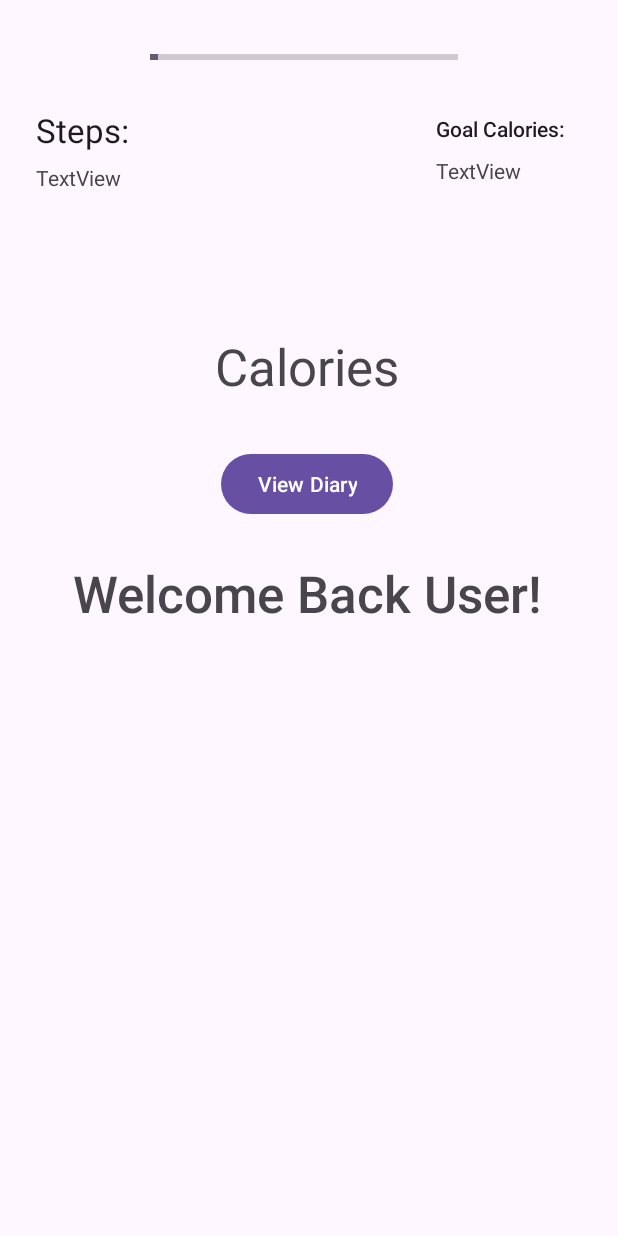
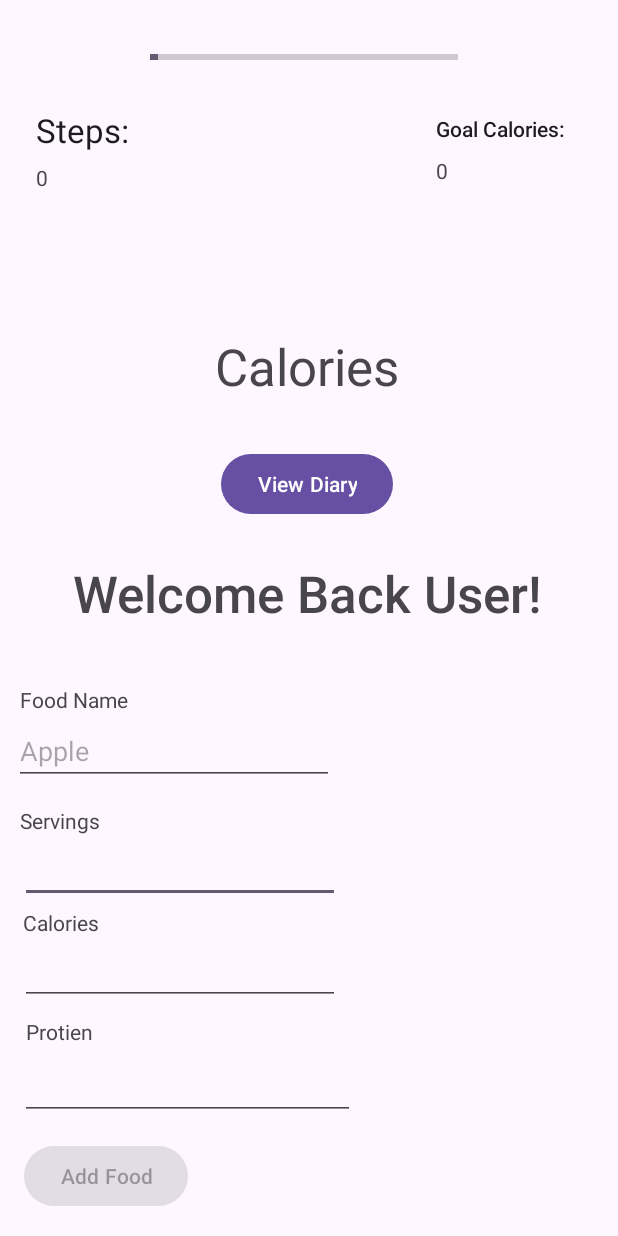
Before and after one commit to jtschida2/Weight-Loss-Application-F2023, an Android app: the screen it shows after launch (MainActivity), on a phone screen of 412 x 824 dp. Run offline under Robolectric (Android 15) with nearby library versions, the light colour scheme and no system bars; our stand-ins replace Firebase (no records; nobody signed in at launch, a user with empty details on screens opened directly).

Commit message:
-Food button and class implemented -Button set enabled to false

```diff
--- a/app/build.gradle
+++ b/app/build.gradle
@@ -34,6 +34,7 @@ dependencies {
     implementation 'androidx.appcompat:appcompat:1.6.1'
     implementation 'com.google.android.material:material:1.5.0'
     implementation 'com.google.firebase:firebase-database:20.1.0'
+    implementation 'com.google.firebase:firebase-auth:21.1.0'
     testImplementation 'junit:junit:4.13.2'
     androidTestImplementation 'androidx.test.ext:junit:1.1.5'
     androidTestImplementation 'androidx.test.espresso:espresso-core:3.5.1'
--- a/app/src/main/java/CIS3334/weightlossapplication/Food.java
+++ b/app/src/main/java/CIS3334/weightlossapplication/Food.java
@@ -2,14 +2,12 @@ package CIS3334.weightlossapplication;
 
 public class Food {
     private String foodName;
-    private Double serving, protein, carb, sodium, caloriesPerServing;
+    private Double serving, protein, caloriesPerServing;
 
-    public Food(String foodName, Double caloriesPerServing, Double protein, Double carb, Double sodium, Double serving){
+    public Food(String foodName, Double caloriesPerServing, Double protein, Double serving){
         this.foodName = foodName;
         this.caloriesPerServing = caloriesPerServing;
         this.protein = protein;
-        this.carb = carb;
-        this.sodium = sodium;
         this.serving = serving;
     }
 
@@ -18,20 +16,24 @@ public class Food {
         return total;
     }
 
-    public Double getCarb(){
-        Double total = serving * carb;
-        return total;
-    }
-
-    public Double getSodium(){
-        Double total = serving * sodium;
-        return total;
-    }
-
     public Double getCalories(){
         Double total = serving * caloriesPerServing;
         return total;
     }
 
+    public void setFoodName(String foodName) {
+        this.foodName = foodName;
+    }
 
+    public void setProtein(Double protein) {
+        this.protein = protein;
+    }
+
+    public void setServing(Double serving) {
+        this.serving = serving;
+    }
+
+    public void setCaloriesPerServing(Double caloriesPerServing) {
+        this.caloriesPerServing = caloriesPerServing;
+    }
 }
--- a/app/src/main/java/CIS3334/weightlossapplication/MainActivity.java
+++ b/app/src/main/java/CIS3334/weightlossapplication/MainActivity.java
@@ -6,6 +6,7 @@ import android.os.Bundle;
 import android.util.Log;
 import android.view.View;
 import android.widget.Button;
+import android.widget.EditText;
 import android.widget.ProgressBar;
 import android.widget.TextView;
 
@@ -14,8 +15,10 @@ import com.google.firebase.database.FirebaseDatabase;
 
 public class MainActivity extends AppCompatActivity {
     TextView textViewSteps, textViewCalories, textViewGoalCalories;
-    Button viewDiaryButton;
+    Button viewDiaryButton, addFoodButton;
     ProgressBar progressBarCalories;
+    EditText editTextServings, editTextCalories, editTextProtein, editTextFoodName;
+
 
     @Override
     protected void onCreate(Bundle savedInstanceState) {
@@ -24,8 +27,15 @@ public class MainActivity extends AppCompatActivity {
         setupDiaryButton();
         setupProgressBar();
         setupTextViews();
+        setupAddFoodButton();
     }
 
+    private void setupEditText(){
+        editTextCalories = findViewById(R.id.editTextCalories);
+        editTextProtein = findViewById(R.id.editTextProtein);
+        editTextServings = findViewById(R.id.editTextServings);
+        editTextFoodName = findViewById(R.id.editTextFoodName);
+    }
 
     private void setupTextViews() {
         textViewCalories = findViewById(R.id.TextViewCalories);
@@ -44,6 +54,22 @@ public class MainActivity extends AppCompatActivity {
     */
     }
 
+    private void setupAddFoodButton(){
+        addFoodButton = findViewById(R.id.buttonAddFood);
+        addFoodButton.setEnabled(false);
+        addFoodButton.setOnClickListener(new View.OnClickListener() {
+            @Override
+            public void onClick(View v) {
+                Log.d("CIS3334", "Button Add Food Clicked");
+                Food newFood = new Food(editTextFoodName.toString(),
+                        Double.parseDouble(editTextCalories.toString()),
+                        Double.parseDouble(editTextProtein.toString()),
+                        Double.parseDouble(editTextServings.toString())
+                );
+            }
+        });
+    }
+
     private void setupDiaryButton() {
         viewDiaryButton = findViewById(R.id.ButtonViewDiary);
         viewDiaryButton.setOnClickListener(new View.OnClickListener() {
@@ -55,7 +81,7 @@ public class MainActivity extends AppCompatActivity {
                 DatabaseReference myRef;
                 database = FirebaseDatabase.getInstance();
                 myRef = database.getReference("Oct-24");
-                myRef.setValue("Hello World");
+                myRef.setValue("Hello Worl");
             }
         });
     }
--- a/app/src/main/java/CIS3334/weightlossapplication/Meal.java
+++ b/app/src/main/java/CIS3334/weightlossapplication/Meal.java
@@ -5,4 +5,8 @@ import java.util.List;
 
 public class Meal {
     List<Food> foodList = new ArrayList<>();
+
+    public Meal(List<Food> foodList){
+        this.foodList = foodList;
+    }
 }
--- a/app/src/main/res/layout/activity_main.xml
+++ b/app/src/main/res/layout/activity_main.xml
@@ -23,7 +23,7 @@
         android:layout_width="wrap_content"
         android:layout_height="wrap_content"
         android:layout_marginTop="7dp"
-        android:text="TextView"
+        android:text="0"
         app:layout_constraintStart_toStartOf="@+id/steps"
         app:layout_constraintTop_toBottomOf="@+id/steps" />
 
@@ -43,7 +43,7 @@
         android:layout_width="wrap_content"
         android:layout_height="wrap_content"
         android:layout_marginTop="4dp"
-        android:text="TextView"
+        android:text="0"
         app:layout_constraintStart_toStartOf="@+id/goalCalories"
         app:layout_constraintTop_toBottomOf="@+id/goalCalories" />
 
@@ -95,6 +95,99 @@
         app:layout_constraintStart_toStartOf="parent"
         app:layout_constraintTop_toBottomOf="@+id/ButtonViewDiary" />
 
+    <EditText
+        android:id="@+id/editTextServings"
+        android:layout_width="wrap_content"
+        android:layout_height="wrap_content"
+        android:ems="10"
+        android:inputType="numberDecimal"
+        app:layout_constraintStart_toStartOf="@+id/tvFoodServing"
+        app:layout_constraintTop_toBottomOf="@+id/tvFoodServing" />
+
+    <EditText
+        android:id="@+id/editTextCalories"
+        android:layout_width="wrap_content"
+        android:layout_height="wrap_content"
+        android:layout_marginStart="13dp"
+        android:layout_marginBottom="8dp"
+        android:ems="10"
+        android:inputType="numberDecimal"
+        app:layout_constraintBottom_toTopOf="@+id/tvProtien"
+        app:layout_constraintStart_toStartOf="parent" />
+
+    <EditText
+        android:id="@+id/editTextProtein"
+        android:layout_width="223dp"
+        android:layout_height="49dp"
+        android:layout_marginStart="13dp"
+        android:layout_marginBottom="77dp"
+        android:ems="10"
+        android:inputType="numberDecimal"
+        app:layout_constraintBottom_toBottomOf="parent"
+        app:layout_constraintStart_toStartOf="parent" />
+
+    <TextView
+        android:id="@+id/tvFoodName"
+        android:layout_width="wrap_content"
+        android:layout_height="wrap_content"
+        android:layout_marginStart="4dp"
+        android:layout_marginBottom="2dp"
+        android:text="Food Name"
+        app:layout_constraintBottom_toTopOf="@+id/editTextFoodName"
+        app:layout_constraintStart_toStartOf="@+id/editTextFoodName" />
+
+    <TextView
+        android:id="@+id/tvFoodServing"
+        android:layout_width="wrap_content"
+        android:layout_height="wrap_content"
+        android:layout_marginStart="13dp"
+        android:layout_marginTop="14dp"
+        android:text="Servings"
+        app:layout_constraintStart_toStartOf="parent"
+        app:layout_constraintTop_toBottomOf="@+id/editTextFoodName" />
+
+    <TextView
+        android:id="@+id/tvCalories"
+        android:layout_width="wrap_content"
+        android:layout_height="wrap_content"
+        android:layout_marginStart="2dp"
+        android:text="Calories"
+        app:layout_constraintBottom_toTopOf="@+id/editTextCalories"
+        app:layout_constraintStart_toStartOf="@+id/editTextCalories" />
+
+    <TextView
+        android:id="@+id/tvProtien"
+        android:layout_width="wrap_content"
+        android:layout_height="wrap_content"
+        android:layout_marginStart="4dp"
+        android:text="Protien"
+        app:layout_constraintBottom_toTopOf="@+id/editTextProtein"
+        app:layout_constraintStart_toStartOf="@+id/editTextProtein" />
+
+    <EditText
+        android:id="@+id/editTextFoodName"
+        android:layout_width="wrap_content"
+        android:layout_height="wrap_content"
+        android:layout_marginStart="9dp"
+        android:layout_marginTop="108dp"
+        android:layout_marginBottom="104dp"
+        android:ems="10"
+        android:hint="Apple"
+        android:inputType="text"
+        app:layout_constraintBottom_toBottomOf="@+id/tvCalories"
+        app:layout_constraintStart_toStartOf="parent"
+        app:layout_constraintTop_toTopOf="@+id/TextViewWelcomeUser" />
+
+    <Button
+        android:id="@+id/buttonAddFood"
+        android:layout_width="wrap_content"
+        android:layout_height="wrap_content"
+        android:layout_marginStart="16dp"
+        android:layout_marginBottom="16dp"
+        android:text="Add Food"
+        app:layout_constraintBottom_toBottomOf="parent"
+        app:layout_constraintStart_toStartOf="parent" />
+
     <!--custom progress drawable for progress mode-->
 
 </androidx.constraintlayout.widget.ConstraintLayout>
```
